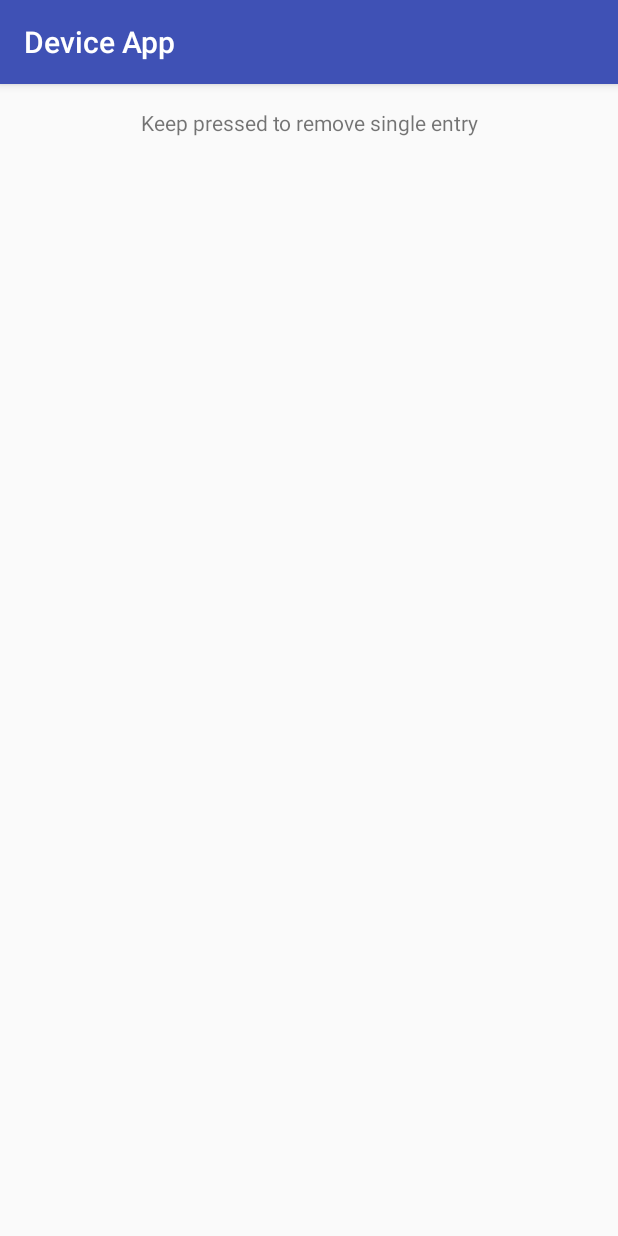
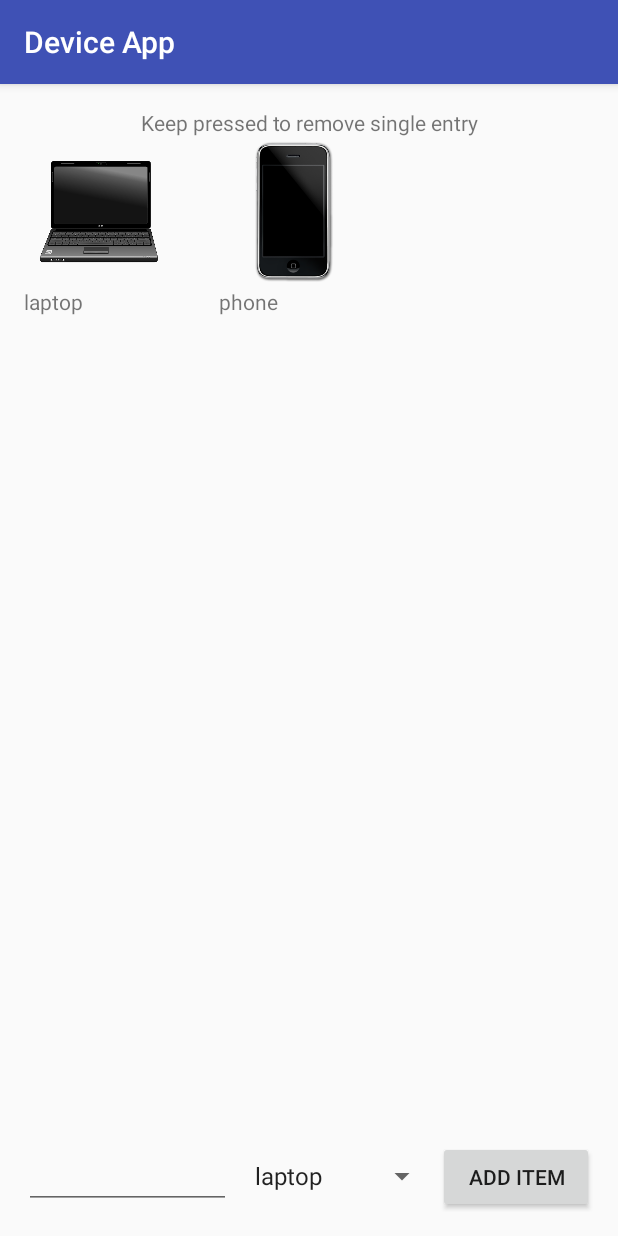
Before and after one commit to MGroenier/DeviceApp, an Android app: the screen it shows after launch (GridActivity), on a phone screen of 412 x 824 dp. Run offline under Robolectric (Android 15) with nearby library versions, the phone set to English and light mode, and no system bars.

Commit message:
Improved the grid, implemented add_new_item functionality.

```diff
--- a/app/src/main/java/com/lastdown/deviceapp/deviceapp/GridActivity.java
+++ b/app/src/main/java/com/lastdown/deviceapp/deviceapp/GridActivity.java
@@ -2,12 +2,86 @@ package com.lastdown.deviceapp.deviceapp;
 
 import android.support.v7.app.AppCompatActivity;
 import android.os.Bundle;
+import android.text.TextUtils;
+import android.view.View;
+import android.widget.ArrayAdapter;
+import android.widget.Button;
+import android.widget.EditText;
+import android.widget.GridView;
+import android.widget.Spinner;
+
+import java.util.ArrayList;
+import java.util.List;
 
 public class GridActivity extends AppCompatActivity {
+
+    private GridView gridView;
+    private GridAdapter adapter;
+    private List<GridItem> items;
+
+    private EditText editText;
+    private Spinner spinner;
+    private Button button;
+
 
     @Override
     protected void onCreate(Bundle savedInstanceState) {
         super.onCreate(savedInstanceState);
         setContentView(R.layout.activity_grid);
+
+        gridView = (GridView) findViewById(R.id.gridView);
+        items = new ArrayList<GridItem>();
+        adapter = new GridAdapter(this, R.layout.single_grid_item, items);
+        gridView.setAdapter(adapter);
+
+        items.add(new GridItem("laptop", R.drawable.laptop));
+        items.add(new GridItem("phone", R.drawable.phone));
+        adapter.notifyDataSetChanged();
+
+        editText = (EditText) findViewById(R.id.editText);
+        spinner = (Spinner) findViewById(R.id.spinner);
+        button = (Button) findViewById(R.id.button);
+
+        //Create the spinner items
+        String[] spinnerItems = {"laptop", "phone"};
+
+        //Create the spinner adapter
+        ArrayAdapter<String> spinnerAdapter = new ArrayAdapter<String>(this, android.R.layout.simple_list_item_1, spinnerItems);
+
+        //Set the adapter for the spinner
+        spinner.setAdapter(spinnerAdapter);
+
+        //Handle the button click
+
+        button.setOnClickListener(new View.OnClickListener() {
+
+            @Override
+
+            public void onClick(View v) {
+
+                //Check if the title and descriptions have text
+                if (!TextUtils.isEmpty(editText.getText())) {
+
+                    //Get the resource value for the selected icon from the spinner
+                    int imageResource = 0;
+
+                    switch (spinner.getSelectedItemPosition()) {
+                        case 0:
+                            imageResource = R.drawable.laptop;
+                            break;
+                        case 1:
+                            imageResource = R.drawable.phone;
+                            break;
+                        default:
+                            imageResource = R.mipmap.ic_launcher;
+                            break;
+                    }
+
+                    items.add(new GridItem(editText.getText().toString(),imageResource));
+                    adapter.notifyDataSetChanged();
+
+                }
+            }
+        });
     }
 }
--- /dev/null
+++ b/app/src/main/java/com/lastdown/deviceapp/deviceapp/GridAdapter.java
@@ -0,0 +1,52 @@
+package com.lastdown.deviceapp.deviceapp;
+
+import android.content.Context;
+import android.view.LayoutInflater;
+import android.view.View;
+import android.view.ViewGroup;
+import android.widget.ArrayAdapter;
+
+import java.util.List;
+
+/**
+ * Created by Martijn on 18/09/2016.
+ */
+public class GridAdapter extends ArrayAdapter<GridItem> {
+
+    private LayoutInflater inflater;
+
+    public GridAdapter(Context context, int resource, List<GridItem> objects) {
+        super(context, resource, objects);
+
+        inflater = LayoutInflater.from(getContext());
+    }
+
+    @Override
+    public View getView(int position, View convertView, ViewGroup parent) {
+
+        View row = convertView;
+        ViewHolder holder;
+
+        //Check if the row is new
+        if (row == null) {
+
+            //Inflate the layout if it didn't exist yet
+            row = inflater.inflate(R.layout.single_grid_item, parent, false);
+            //Create a new view holder instance
+            holder = new ViewHolder(row);
+            //set the holder as a tag so we can get it back later
+            row.setTag(holder);
+
+        } else {
+
+            //The row isn't new so we can reuse the view holder
+            holder = (ViewHolder) row.getTag();
+        }
+
+        //Populate the row
+        holder.populateRow(getItem(position));
+        return row;
+
+    }
+
+}
--- /dev/null
+++ b/app/src/main/java/com/lastdown/deviceapp/deviceapp/ViewHolder.java
@@ -0,0 +1,28 @@
+package com.lastdown.deviceapp.deviceapp;
+
+import android.view.View;
+import android.widget.ImageView;
+import android.widget.TextView;
+
+/**
+ * Created by Martijn on 18/09/2016.
+ */
+public class ViewHolder {
+
+    private ImageView image;
+    private TextView title;
+
+    public ViewHolder (View view){
+        image = (ImageView) view.findViewById(R.id.imageView);
+        title = (TextView) view.findViewById(R.id.textView);
+    }
+
+    public void populateRow(GridItem item) {
+        //Set the icon for this row
+        image.setImageResource(item.getImage());
+        //Set the title for this row
+        title.setText(item.getTitle());
+    }
+
+
+}
--- a/app/src/main/res/layout/activity_grid.xml
+++ b/app/src/main/res/layout/activity_grid.xml
@@ -10,14 +10,50 @@
     tools:context="com.lastdown.deviceapp.deviceapp.GridActivity">
 
     <TextView
+        android:id="@+id/textView"
         android:layout_width="match_parent"
         android:layout_height="wrap_content"
         android:gravity="center"
         android:text="@string/text_message_above_gird" />
 
-    <GridView
+    <GridView xmlns:android="http://schemas.android.com/apk/res/android"
         android:id="@+id/gridView"
         android:layout_width="match_parent"
-        android:layout_height="500dp"></GridView>
+        android:layout_height="wrap_content"
+        android:columnWidth="100dp"
+        android:numColumns="auto_fit"
+        android:verticalSpacing="10dp"
+        android:horizontalSpacing="10dp"
+        android:stretchMode="columnWidth"
+        android:gravity="center"
+        android:layout_below="@id/textView"
+        />
+
+    <LinearLayout
+        android:layout_width="match_parent"
+        android:layout_height="wrap_content"
+        android:orientation="horizontal"
+        android:layout_alignParentBottom="true">
+
+        <EditText
+            android:id="@+id/editText"
+            android:layout_width="0dp"
+            android:layout_weight="4"
+            android:layout_height="wrap_content" />
+
+        <Spinner
+            android:id="@+id/spinner"
+            android:layout_width="0dp"
+            android:layout_weight="4"
+            android:layout_height="wrap_content"></Spinner>
+
+        <Button
+            android:id="@+id/button"
+            android:layout_width="0dp"
+            android:layout_weight="3"
+            android:layout_height="wrap_content"
+            android:text="Add item"/>
+
+    </LinearLayout>
 
 </RelativeLayout>
--- a/app/src/main/res/layout/single_grid_item.xml
+++ b/app/src/main/res/layout/single_grid_item.xml
@@ -4,7 +4,13 @@
     android:layout_height="match_parent">
 
     <ImageView
+        android:id="@+id/imageView"
         android:layout_width="100dp"
         android:layout_height="100dp" />
 
+    <TextView
+        android:id="@+id/textView"
+        android:layout_width="100dp"
+        android:layout_height="wrap_content" />
+
 </LinearLayout>
```
Also changed, not shown: app/src/main/res/drawable/laptop.png (added), app/src/main/res/drawable/phone.png (added).
